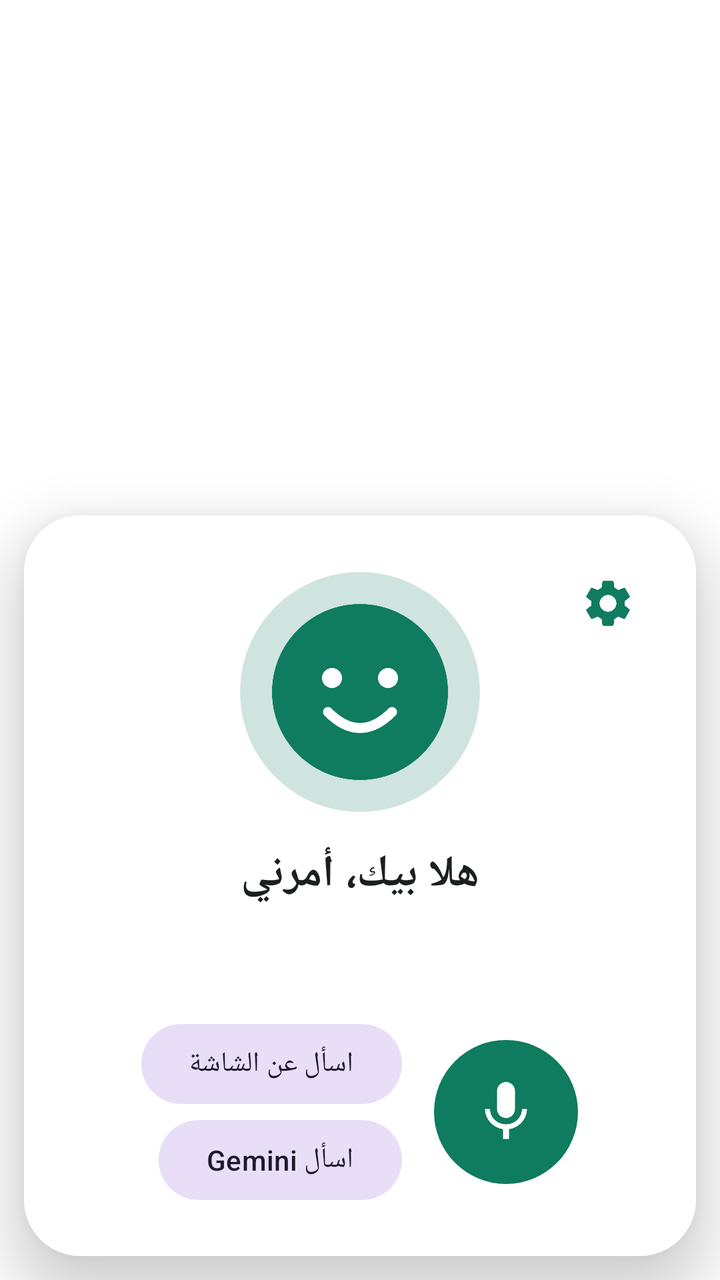
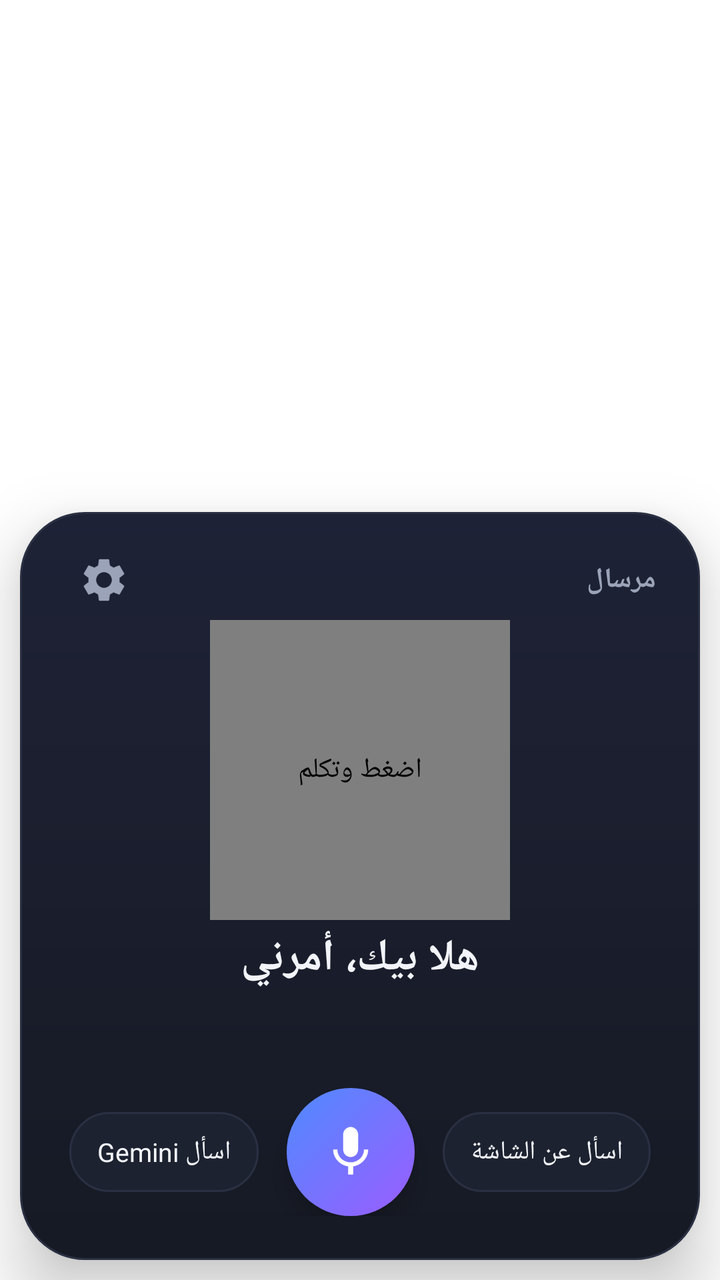

Screens rendered from an Android XML layout before and after an edit, with the pre-edit source and the edit as a unified diff.
<!-- AndroidManifest.xml: activity theme Theme.Naffith.Popup -->
<!-- res/layout/activity_voice_popup.xml -->
<?xml version="1.0" encoding="utf-8"?>
<FrameLayout xmlns:android="http://schemas.android.com/apk/res/android"
    android:id="@+id/popupRoot"
    android:layout_width="match_parent"
    android:layout_height="match_parent"
    android:layoutDirection="rtl">

    <LinearLayout
        android:id="@+id/popupCard"
        android:layout_width="match_parent"
        android:layout_height="wrap_content"
        android:layout_gravity="bottom"
        android:layout_margin="12dp"
        android:background="@drawable/bg_popup"
        android:elevation="16dp"
        android:gravity="center_horizontal"
        android:orientation="vertical"
        android:padding="24dp">

        
        <ImageButton
            android:id="@+id/settingsButton"
            android:layout_width="40dp"
            android:layout_height="40dp"
            android:layout_gravity="start"
            android:layout_marginBottom="-36dp"
            android:background="?attr/selectableItemBackgroundBorderless"
            android:contentDescription="@string/settings_description"
            android:src="@drawable/ic_settings" />

        <FrameLayout
            android:layout_width="120dp"
            android:layout_height="120dp">

            <View
                android:id="@+id/avatarHalo"
                android:layout_width="match_parent"
                android:layout_height="match_parent"
                android:background="@drawable/bg_avatar_halo" />

            <ImageView
                android:layout_width="88dp"
                android:layout_height="88dp"
                android:layout_gravity="center"
                android:contentDescription="@string/app_name"
                android:src="@drawable/ic_assistant_avatar" />
        </FrameLayout>

        <TextView
            android:id="@+id/statusText"
            android:layout_width="match_parent"
            android:layout_height="wrap_content"
            android:layout_marginTop="16dp"
            android:gravity="center"
            android:text="@string/hf_greeting"
            android:textColor="@color/text_primary"
            android:textSize="22sp"
            android:textStyle="bold" />

        <TextView
            android:id="@+id/transcriptText"
            android:layout_width="match_parent"
            android:layout_height="wrap_content"
            android:layout_marginTop="8dp"
            android:gravity="center"
            android:minHeight="32dp"
            android:textColor="@color/text_secondary"
            android:textSize="18sp" />

        
        <TextView
            android:id="@+id/answerText"
            android:layout_width="match_parent"
            android:layout_height="wrap_content"
            android:layout_marginTop="10dp"
            android:background="@drawable/bg_card"
            android:lineSpacingExtra="4dp"
            android:maxLines="9"
            android:padding="14dp"
            android:scrollbars="vertical"
            android:textColor="@color/text_primary"
            android:textIsSelectable="true"
            android:textSize="17sp"
            android:visibility="gone" />

        <LinearLayout
            android:layout_width="wrap_content"
            android:layout_height="wrap_content"
            android:layout_marginTop="16dp"
            android:gravity="center_vertical"
            android:orientation="horizontal">

            <ImageButton
                android:id="@+id/micButton"
                android:layout_width="72dp"
                android:layout_height="72dp"
                android:background="@drawable/bg_mic_idle"
                android:contentDescription="@string/mic_description"
                android:padding="18dp"
                android:scaleType="fitCenter"
                android:src="@drawable/ic_mic" />

            <LinearLayout
                android:layout_width="wrap_content"
                android:layout_height="wrap_content"
                android:layout_marginStart="16dp"
                android:orientation="vertical">

                <com.google.android.material.button.MaterialButton
                    android:id="@+id/screenButton"
                    style="@style/Widget.Material3.Button.TonalButton"
                    android:layout_width="wrap_content"
                    android:layout_height="wrap_content"
                    android:text="@string/ask_screen" />

                <com.google.android.material.button.MaterialButton
                    android:id="@+id/geminiButton"
                    style="@style/Widget.Material3.Button.TonalButton"
                    android:layout_width="wrap_content"
                    android:layout_height="wrap_content"
                    android:text="@string/ask_gemini" />
            </LinearLayout>
        </LinearLayout>
    </LinearLayout>
</FrameLayout>
<!-- resources referenced by this layout -->
<resources>
  <color name="text_primary">#1B1F1E</color>
  <color name="text_secondary">#5C6663</color>
  <!-- drawable bg_avatar_halo (drawable) -->
  <?xml version="1.0" encoding="utf-8"?>
  <shape xmlns:android="http://schemas.android.com/apk/res/android" android:shape="oval">
      <solid android:color="#330F7B5F" />
  </shape>
  <!-- drawable bg_card (drawable) -->
  <?xml version="1.0" encoding="utf-8"?>
  <shape xmlns:android="http://schemas.android.com/apk/res/android" android:shape="rectangle">
      <solid android:color="@color/surface_card" />
      <corners android:radius="20dp" />
  </shape>
  <!-- drawable bg_mic_idle (drawable) -->
  <?xml version="1.0" encoding="utf-8"?>
  <shape xmlns:android="http://schemas.android.com/apk/res/android" android:shape="oval">
      <solid android:color="@color/brand" />
  </shape>
  <!-- drawable bg_popup (drawable) -->
  <?xml version="1.0" encoding="utf-8"?>
  <shape xmlns:android="http://schemas.android.com/apk/res/android" android:shape="rectangle">
      <solid android:color="@color/white" />
      <corners android:radius="28dp" />
  </shape>
  <!-- drawable ic_assistant_avatar (drawable) -->
  <?xml version="1.0" encoding="utf-8"?>
  <vector xmlns:android="http://schemas.android.com/apk/res/android"
      android:width="88dp"
      android:height="88dp"
      android:viewportWidth="88"
      android:viewportHeight="88">
      <path
          android:fillColor="#0F7B5F"
          android:pathData="M44,0a44,44 0,1 1,0 88a44,44 0,1 1,0 -88z" />
      <path
          android:fillColor="#FFFFFF"
          android:pathData="M30,32a5,5 0,1 1,0 10a5,5 0,1 1,0 -10z" />
      <path
          android:fillColor="#FFFFFF"
          android:pathData="M58,32a5,5 0,1 1,0 10a5,5 0,1 1,0 -10z" />
      <path
          android:fillColor="#00000000"
          android:strokeColor="#FFFFFF"
          android:strokeLineCap="round"
          android:strokeWidth="5"
          android:pathData="M28,54q16,16 32,0" />
  </vector>
  <!-- drawable ic_settings (drawable) -->
  <vector xmlns:android="http://schemas.android.com/apk/res/android"
      android:width="28dp"
      android:height="28dp"
      android:viewportWidth="24"
      android:viewportHeight="24">
      <path
          android:fillColor="#0F7B5F"
          android:pathData="M19.14,12.94c0.04,-0.3 0.06,-0.61 0.06,-0.94c0,-0.32 -0.02,-0.64 -0.07,-0.94l2.03,-1.58c0.18,-0.14 0.23,-0.41 0.12,-0.61l-1.92,-3.32c-0.12,-0.22 -0.37,-0.29 -0.59,-0.22l-2.39,0.96c-0.5,-0.38 -1.03,-0.7 -1.62,-0.94L14.4,2.81c-0.04,-0.24 -0.24,-0.41 -0.48,-0.41h-3.84c-0.24,0 -0.43,0.17 -0.47,0.41L9.25,5.35C8.66,5.59 8.12,5.92 7.63,6.29L5.24,5.33c-0.22,-0.08 -0.47,0 -0.59,0.22L2.74,8.87C2.62,9.08 2.66,9.34 2.86,9.48l2.03,1.58C4.84,11.36 4.8,11.69 4.8,12s0.02,0.64 0.07,0.94l-2.03,1.58c-0.18,0.14 -0.23,0.41 -0.12,0.61l1.92,3.32c0.12,0.22 0.37,0.29 0.59,0.22l2.39,-0.96c0.5,0.38 1.03,0.7 1.62,0.94l0.36,2.54c0.05,0.24 0.24,0.41 0.48,0.41h3.84c0.24,0 0.44,-0.17 0.47,-0.41l0.36,-2.54c0.59,-0.24 1.13,-0.56 1.62,-0.94l2.39,0.96c0.22,0.08 0.47,0 0.59,-0.22l1.92,-3.32c0.12,-0.22 0.07,-0.47 -0.12,-0.61L19.14,12.94zM12,15.6c-1.98,0 -3.6,-1.62 -3.6,-3.6s1.62,-3.6 3.6,-3.6s3.6,1.62 3.6,3.6S13.98,15.6 12,15.6z" />
  </vector>
  <string name="app_name">نفّذ</string>
  <style name="Theme.Naffith.Popup" parent="Theme.Naffith">
          <item name="android:windowIsTranslucent">true</item>
          <item name="android:windowBackground">@android:color/transparent</item>
          <item name="android:backgroundDimEnabled">true</item>
          <item name="android:backgroundDimAmount">0.4</item>
          <item name="android:windowAnimationStyle">@android:style/Animation.InputMethod</item>
          <item name="android:statusBarColor">@android:color/transparent</item>
      </style>
  <color name="surface_card">#F2F7F5</color>
  <color name="brand">#0F7B5F</color>
  <style name="Theme.Naffith" parent="Theme.Material3.Light.NoActionBar">
          <item name="colorPrimary">@color/brand</item>
          <item name="colorPrimaryDark">@color/brand_dark</item>
          <item name="android:statusBarColor">@color/brand_dark</item>
          <item name="android:windowBackground">@color/white</item>
      </style>
  <color name="brand_dark">#0A5A45</color>
  <!-- unchanged entries left out for length: 7 -->
</resources>

<!-- the commit's change to res/layout/activity_voice_popup.xml (unified diff, before → after) -->
@@ -10,47 +10,51 @@
         android:layout_width="match_parent"
         android:layout_height="wrap_content"
         android:layout_gravity="bottom"
-        android:layout_margin="12dp"
+        android:layout_margin="10dp"
         android:background="@drawable/bg_popup"
-        android:elevation="16dp"
+        android:elevation="20dp"
         android:gravity="center_horizontal"
         android:orientation="vertical"
-        android:padding="24dp">
+        android:paddingHorizontal="22dp"
+        android:paddingTop="14dp"
+        android:paddingBottom="22dp">
 
         
-        <ImageButton
-            android:id="@+id/settingsButton"
-            android:layout_width="40dp"
-            android:layout_height="40dp"
-            android:layout_gravity="start"
-            android:layout_marginBottom="-36dp"
-            android:background="?attr/selectableItemBackgroundBorderless"
-            android:contentDescription="@string/settings_description"
-            android:src="@drawable/ic_settings" />
+        <LinearLayout
+            android:layout_width="match_parent"
+            android:layout_height="wrap_content"
+            android:gravity="center_vertical"
+            android:orientation="horizontal">
 
-        <FrameLayout
-            android:layout_width="120dp"
-            android:layout_height="120dp">
+            <TextView
+                android:layout_width="0dp"
+                android:layout_height="wrap_content"
+                android:layout_weight="1"
+                android:text="@string/app_name"
+                android:textColor="@color/text_secondary"
+                android:textSize="14sp"
+                android:textStyle="bold" />
 
-            <View
-                android:id="@+id/avatarHalo"
-                android:layout_width="match_parent"
-                android:layout_height="match_parent"
-                android:background="@drawable/bg_avatar_halo" />
+            <ImageButton
+                android:id="@+id/settingsButton"
+                android:layout_width="40dp"
+                android:layout_height="40dp"
+                android:background="?attr/selectableItemBackgroundBorderless"
+                android:contentDescription="@string/settings_description"
+                android:src="@drawable/ic_settings" />
+        </LinearLayout>
 
-            <ImageView
-                android:layout_width="88dp"
-                android:layout_height="88dp"
-                android:layout_gravity="center"
-                android:contentDescription="@string/app_name"
-                android:src="@drawable/ic_assistant_avatar" />
-        </FrameLayout>
+        <com.naffith.app.VoiceOrbView
+            android:id="@+id/orbView"
+            android:layout_width="150dp"
+            android:layout_height="150dp"
+            android:contentDescription="@string/mic_description" />
 
         <TextView
             android:id="@+id/statusText"
             android:layout_width="match_parent"
             android:layout_height="wrap_content"
-            android:layout_marginTop="16dp"
+            android:layout_marginTop="4dp"
             android:gravity="center"
             android:text="@string/hf_greeting"
             android:textColor="@color/text_primary"
@@ -61,11 +65,11 @@
             android:id="@+id/transcriptText"
             android:layout_width="match_parent"
             android:layout_height="wrap_content"
-            android:layout_marginTop="8dp"
+            android:layout_marginTop="6dp"
             android:gravity="center"
-            android:minHeight="32dp"
+            android:minHeight="28dp"
             android:textColor="@color/text_secondary"
-            android:textSize="18sp" />
+            android:textSize="17sp" />
 
         
         <TextView
@@ -74,52 +78,56 @@
             android:layout_height="wrap_content"
             android:layout_marginTop="10dp"
             android:background="@drawable/bg_card"
-            android:lineSpacingExtra="4dp"
+            android:lineSpacingExtra="5dp"
             android:maxLines="9"
-            android:padding="14dp"
+            android:padding="16dp"
             android:scrollbars="vertical"
             android:textColor="@color/text_primary"
             android:textIsSelectable="true"
-            android:textSize="17sp"
+            android:textSize="16sp"
             android:visibility="gone" />
 
+        
         <LinearLayout
-            android:layout_width="wrap_content"
+            android:layout_width="match_parent"
             android:layout_height="wrap_content"
             android:layout_marginTop="16dp"
-            android:gravity="center_vertical"
+            android:gravity="center"
             android:orientation="horizontal">
+
+            <TextView
+                android:id="@+id/screenButton"
+                android:layout_width="wrap_content"
+                android:layout_height="40dp"
+                android:background="@drawable/bg_chip"
+                android:gravity="center"
+                android:paddingHorizontal="14dp"
+                android:text="@string/ask_screen"
+                android:textColor="@color/text_primary"
+                android:textSize="13sp" />
 
             <ImageButton
                 android:id="@+id/micButton"
-                android:layout_width="72dp"
-                android:layout_height="72dp"
+                android:layout_width="64dp"
+                android:layout_height="64dp"
+                android:layout_marginHorizontal="14dp"
                 android:background="@drawable/bg_mic_idle"
                 android:contentDescription="@string/mic_description"
-                android:padding="18dp"
+                android:elevation="8dp"
+                android:padding="17dp"
                 android:scaleType="fitCenter"
                 android:src="@drawable/ic_mic" />
 
-            <LinearLayout
+            <TextView
+                android:id="@+id/geminiButton"
                 android:layout_width="wrap_content"
-                android:layout_height="wrap_content"
-                android:layout_marginStart="16dp"
-                android:orientation="vertical">
-
-                <com.google.android.material.button.MaterialButton
-                    android:id="@+id/screenButton"
-                    style="@style/Widget.Material3.Button.TonalButton"
-                    android:layout_width="wrap_content"
-                    android:layout_height="wrap_content"
-                    android:text="@string/ask_screen" />
-
-                <com.google.android.material.button.MaterialButton
-                    android:id="@+id/geminiButton"
-                    style="@style/Widget.Material3.Button.TonalButton"
-                    android:layout_width="wrap_content"
-                    android:layout_height="wrap_content"
-                    android:text="@string/ask_gemini" />
-            </LinearLayout>
+                android:layout_height="40dp"
+                android:background="@drawable/bg_chip"
+                android:gravity="center"
+                android:paddingHorizontal="14dp"
+                android:text="@string/ask_gemini"
+                android:textColor="@color/text_primary"
+                android:textSize="13sp" />
         </LinearLayout>
     </LinearLayout>
 </FrameLayout>
<!-- resource entries referenced after the edit -->
@@ -1,80 +1,90 @@
 <!-- resources referenced by this layout -->
 <resources>
-  <color name="text_primary">#1B1F1E</color>
-  <color name="text_secondary">#5C6663</color>
-  <!-- drawable bg_avatar_halo (drawable) -->
-  <?xml version="1.0" encoding="utf-8"?>
-  <shape xmlns:android="http://schemas.android.com/apk/res/android" android:shape="oval">
-      <solid android:color="#330F7B5F" />
-  </shape>
+  <color name="text_primary">#F2F4FA</color>
+  <color name="text_secondary">#9AA3B8</color>
   <!-- drawable bg_card (drawable) -->
   <?xml version="1.0" encoding="utf-8"?>
   <shape xmlns:android="http://schemas.android.com/apk/res/android" android:shape="rectangle">
       <solid android:color="@color/surface_card" />
-      <corners android:radius="20dp" />
+      <stroke android:width="1dp" android:color="@color/surface_stroke" />
+      <corners android:radius="22dp" />
+  </shape>
+  <!-- drawable bg_chip (drawable) -->
+  <?xml version="1.0" encoding="utf-8"?>
+  <shape xmlns:android="http://schemas.android.com/apk/res/android" android:shape="rectangle">
+      <solid android:color="@color/surface_card" />
+      <stroke android:width="1dp" android:color="@color/surface_stroke" />
+      <corners android:radius="100dp" />
   </shape>
   <!-- drawable bg_mic_idle (drawable) -->
   <?xml version="1.0" encoding="utf-8"?>
   <shape xmlns:android="http://schemas.android.com/apk/res/android" android:shape="oval">
-      <solid android:color="@color/brand" />
+      <gradient
+          android:angle="315"
+          android:endColor="@color/orb_violet"
+          android:startColor="@color/orb_blue" />
   </shape>
   <!-- drawable bg_popup (drawable) -->
   <?xml version="1.0" encoding="utf-8"?>
   <shape xmlns:android="http://schemas.android.com/apk/res/android" android:shape="rectangle">
-      <solid android:color="@color/white" />
-      <corners android:radius="28dp" />
+      <gradient
+          android:angle="270"
+          android:endColor="@color/surface"
+          android:startColor="#1E2236" />
+      <stroke android:width="1dp" android:color="@color/surface_stroke" />
+      <corners android:radius="32dp" />
   </shape>
-  <!-- drawable ic_assistant_avatar (drawable) -->
-  <?xml version="1.0" encoding="utf-8"?>
-  <vector xmlns:android="http://schemas.android.com/apk/res/android"
-      android:width="88dp"
-      android:height="88dp"
-      android:viewportWidth="88"
-      android:viewportHeight="88">
-      <path
-          android:fillColor="#0F7B5F"
-          android:pathData="M44,0a44,44 0,1 1,0 88a44,44 0,1 1,0 -88z" />
-      <path
-          android:fillColor="#FFFFFF"
-          android:pathData="M30,32a5,5 0,1 1,0 10a5,5 0,1 1,0 -10z" />
-      <path
-          android:fillColor="#FFFFFF"
-          android:pathData="M58,32a5,5 0,1 1,0 10a5,5 0,1 1,0 -10z" />
-      <path
-          android:fillColor="#00000000"
-          android:strokeColor="#FFFFFF"
-          android:strokeLineCap="round"
-          android:strokeWidth="5"
-          android:pathData="M28,54q16,16 32,0" />
-  </vector>
   <!-- drawable ic_settings (drawable) -->
   <vector xmlns:android="http://schemas.android.com/apk/res/android"
-      android:width="28dp"
-      android:height="28dp"
+      android:width="26dp"
+      android:height="26dp"
       android:viewportWidth="24"
       android:viewportHeight="24">
       <path
-          android:fillColor="#0F7B5F"
+          android:fillColor="#9AA3B8"
           android:pathData="M19.14,12.94c0.04,-0.3 0.06,-0.61 0.06,-0.94c0,-0.32 -0.02,-0.64 -0.07,-0.94l2.03,-1.58c0.18,-0.14 0.23,-0.41 0.12,-0.61l-1.92,-3.32c-0.12,-0.22 -0.37,-0.29 -0.59,-0.22l-2.39,0.96c-0.5,-0.38 -1.03,-0.7 -1.62,-0.94L14.4,2.81c-0.04,-0.24 -0.24,-0.41 -0.48,-0.41h-3.84c-0.24,0 -0.43,0.17 -0.47,0.41L9.25,5.35C8.66,5.59 8.12,5.92 7.63,6.29L5.24,5.33c-0.22,-0.08 -0.47,0 -0.59,0.22L2.74,8.87C2.62,9.08 2.66,9.34 2.86,9.48l2.03,1.58C4.84,11.36 4.8,11.69 4.8,12s0.02,0.64 0.07,0.94l-2.03,1.58c-0.18,0.14 -0.23,0.41 -0.12,0.61l1.92,3.32c0.12,0.22 0.37,0.29 0.59,0.22l2.39,-0.96c0.5,0.38 1.03,0.7 1.62,0.94l0.36,2.54c0.05,0.24 0.24,0.41 0.48,0.41h3.84c0.24,0 0.44,-0.17 0.47,-0.41l0.36,-2.54c0.59,-0.24 1.13,-0.56 1.62,-0.94l2.39,0.96c0.22,0.08 0.47,0 0.59,-0.22l1.92,-3.32c0.12,-0.22 0.07,-0.47 -0.12,-0.61L19.14,12.94zM12,15.6c-1.98,0 -3.6,-1.62 -3.6,-3.6s1.62,-3.6 3.6,-3.6s3.6,1.62 3.6,3.6S13.98,15.6 12,15.6z" />
   </vector>
-  <string name="app_name">نفّذ</string>
+  <string name="app_name">مرسال</string>
   <style name="Theme.Naffith.Popup" parent="Theme.Naffith">
           <item name="android:windowIsTranslucent">true</item>
           <item name="android:windowBackground">@android:color/transparent</item>
           <item name="android:backgroundDimEnabled">true</item>
-          <item name="android:backgroundDimAmount">0.4</item>
+          <item name="android:backgroundDimAmount">0.55</item>
           <item name="android:windowAnimationStyle">@android:style/Animation.InputMethod</item>
           <item name="android:statusBarColor">@android:color/transparent</item>
+          <item name="android:navigationBarColor">@color/surface</item>
       </style>
-  <color name="surface_card">#F2F7F5</color>
-  <color name="brand">#0F7B5F</color>
-  <style name="Theme.Naffith" parent="Theme.Material3.Light.NoActionBar">
+  <color name="surface_card">#1D2230</color>
+  <color name="surface_stroke">#2A3042</color>
+  <color name="orb_violet">#9B5CFF</color>
+  <color name="orb_blue">#4F8BFF</color>
+  <color name="surface">#161A24</color>
+  <color name="brand">#8B6CFF</color>
+  <style name="Theme.Naffith" parent="Theme.Material3.Dark.NoActionBar">
           <item name="colorPrimary">@color/brand</item>
-          <item name="colorPrimaryDark">@color/brand_dark</item>
-          <item name="android:statusBarColor">@color/brand_dark</item>
-          <item name="android:windowBackground">@color/white</item>
+          <item name="colorOnPrimary">@color/white</item>
+          <item name="colorPrimaryContainer">@color/brand_dark</item>
+          <item name="colorOnPrimaryContainer">@color/white</item>
+          <item name="colorSecondaryContainer">@color/surface_stroke</item>
+          <item name="colorOnSecondaryContainer">@color/text_primary</item>
+          <item name="colorSurface">@color/surface</item>
+          <item name="colorOnSurface">@color/text_primary</item>
+          <item name="android:colorBackground">@color/bg</item>
+          <item name="android:windowBackground">@drawable/bg_screen</item>
+          <item name="android:statusBarColor">@color/bg_top</item>
+          <item name="android:navigationBarColor">@color/bg</item>
       </style>
-  <color name="brand_dark">#0A5A45</color>
+  <color name="brand_dark">#5B3FD9</color>
+  <color name="bg">#0A0C12</color>
+  <!-- drawable bg_screen (drawable) -->
+  <?xml version="1.0" encoding="utf-8"?>
+  <shape xmlns:android="http://schemas.android.com/apk/res/android" android:shape="rectangle">
+      <gradient
+          android:angle="270"
+          android:endColor="@color/bg"
+          android:startColor="@color/bg_top" />
+  </shape>
+  <color name="bg_top">#121626</color>
   <!-- unchanged entries left out for length: 7 -->
 </resources>
 
